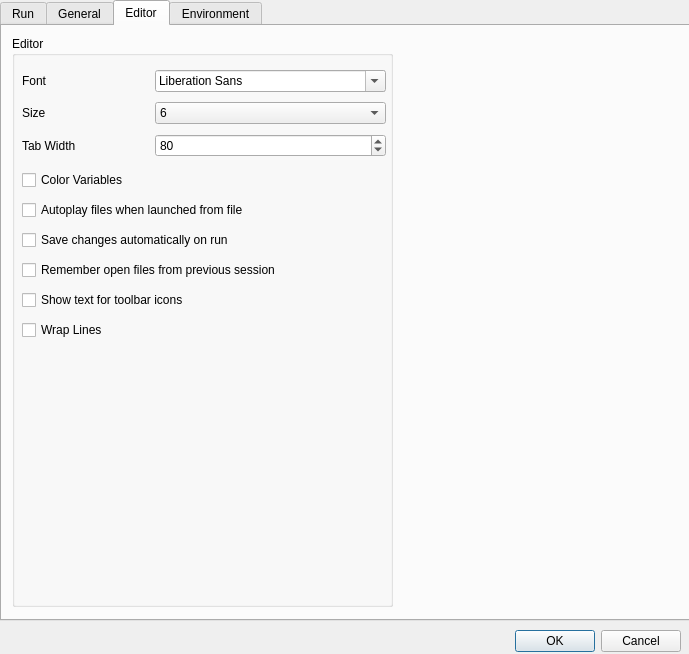
This is src/configdialog.ui in CsoundQt/CsoundQt as Qt 5 draws it before an edit. The edited form follows.
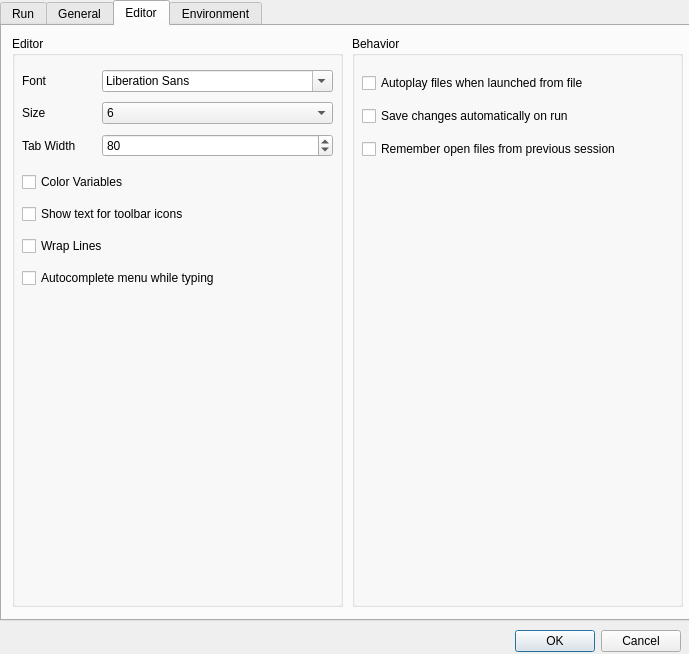
This is the edited form. The open tabs and pages were chosen to show the change.

Commit message: Added option to disable auto complete while typing opcodes without input arguments no longer leave a space at the end when using autocomplete from any source.

The edit to the form file:
```diff
--- a/src/configdialog.ui
+++ b/src/configdialog.ui
@@ -1031,7 +1031,7 @@
       <rect>
        <x>10</x>
        <y>10</y>
-       <width>381</width>
+       <width>331</width>
        <height>571</height>
       </rect>
      </property>
@@ -1043,7 +1043,7 @@
        <rect>
         <x>10</x>
         <y>30</y>
-        <width>364</width>
+        <width>311</width>
         <height>97</height>
        </rect>
       </property>
@@ -1167,8 +1167,8 @@
        <rect>
         <x>10</x>
         <y>130</y>
-        <width>341</width>
-        <height>182</height>
+        <width>311</width>
+        <height>131</height>
        </rect>
       </property>
       <layout class="QVBoxLayout" name="_3">
@@ -1183,6 +1183,52 @@
         </widget>
        </item>
        <item>
+        <widget class="QCheckBox" name="iconTextCheckBox">
+         <property name="text">
+          <string>Show text for toolbar icons</string>
+         </property>
+        </widget>
+       </item>
+       <item>
+        <widget class="QCheckBox" name="wrapLinesCheckBox">
+         <property name="text">
+          <string>Wrap Lines</string>
+         </property>
+        </widget>
+       </item>
+       <item>
+        <widget class="QCheckBox" name="autoCompleteCheckBox">
+         <property name="text">
+          <string>Autocomplete menu while typing</string>
+         </property>
+        </widget>
+       </item>
+      </layout>
+     </widget>
+    </widget>
+    <widget class="QGroupBox" name="groupBox_10">
+     <property name="geometry">
+      <rect>
+       <x>350</x>
+       <y>10</y>
+       <width>331</width>
+       <height>571</height>
+      </rect>
+     </property>
+     <property name="title">
+      <string>Behavior</string>
+     </property>
+     <widget class="QWidget" name="">
+      <property name="geometry">
+       <rect>
+        <x>10</x>
+        <y>30</y>
+        <width>311</width>
+        <height>101</height>
+       </rect>
+      </property>
+      <layout class="QVBoxLayout" name="verticalLayout">
+       <item>
         <widget class="QCheckBox" name="autoplayCheckBox">
          <property name="enabled">
           <bool>true</bool>
@@ -1209,20 +1255,6 @@
          </property>
         </widget>
        </item>
-       <item>
-        <widget class="QCheckBox" name="iconTextCheckBox">
-         <property name="text">
-          <string>Show text for toolbar icons</string>
-         </property>
-        </widget>
-       </item>
-       <item>
-        <widget class="QCheckBox" name="wrapLinesCheckBox">
-         <property name="text">
-          <string>Wrap Lines</string>
-         </property>
-        </widget>
-       </item>
       </layout>
      </widget>
     </widget>
```
Left out of the diff: 2 changed lines with no effect on the pictures. The commit also changes 8 other files.
